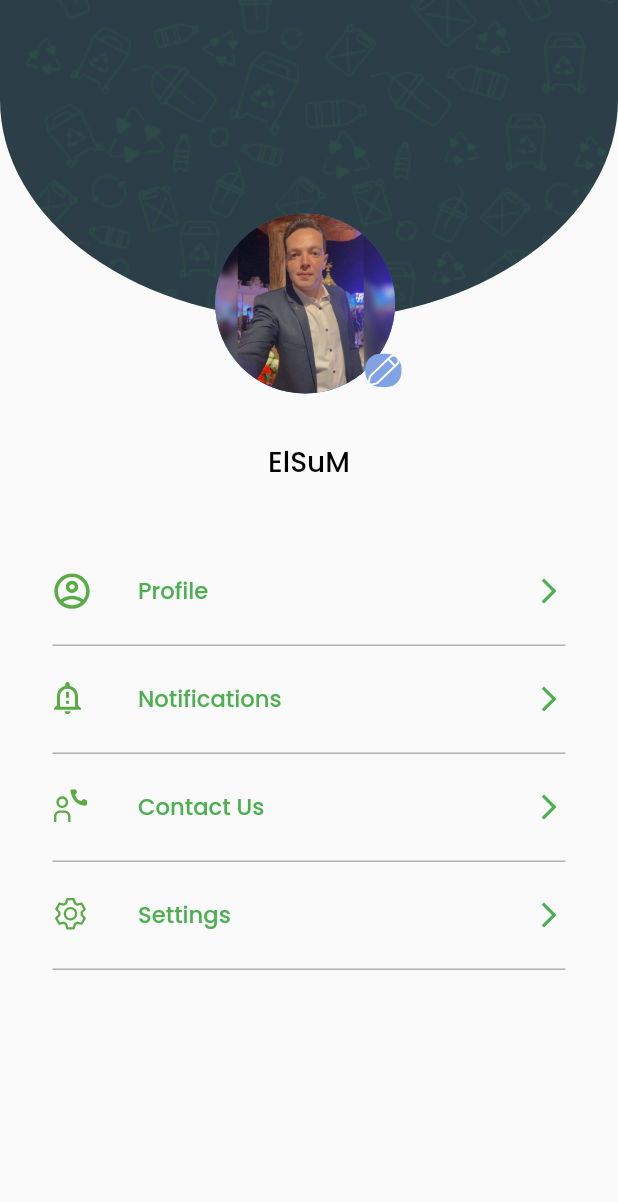
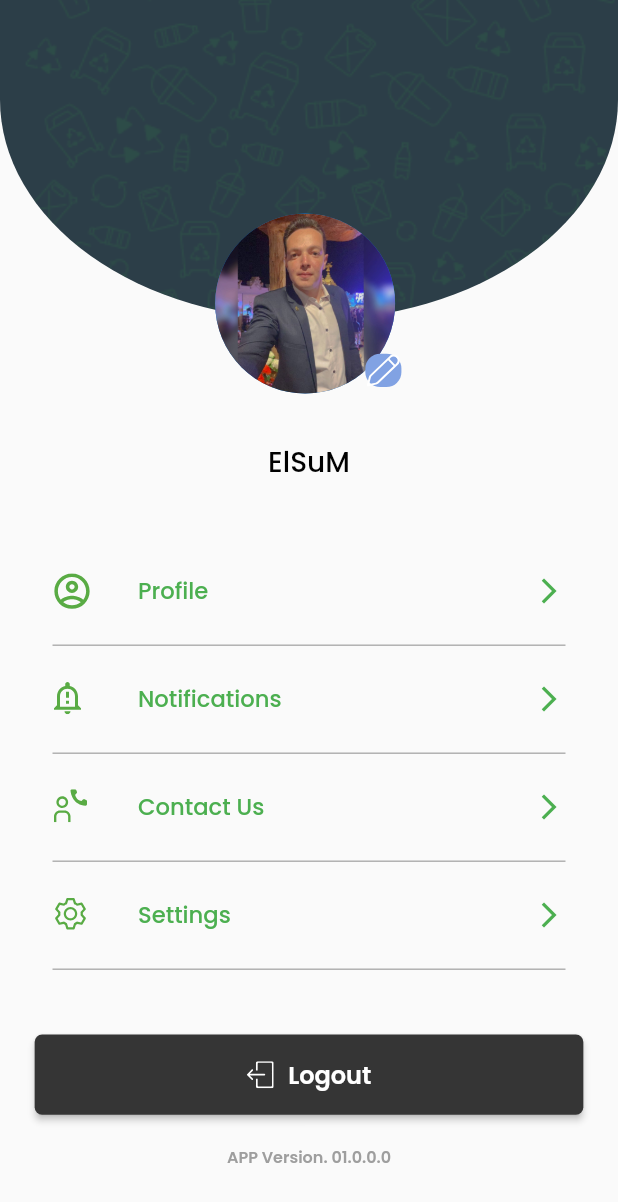
Before and after one commit to MohamedElsum/vivus-driver, a Flutter app: the MoreScreen screen opened by its route, on a phone screen of 412 x 824 dp. Shown: the top 1202 px of the screen. Run offline on Flutter 3.47's test engine with Material 2 defaults, Android fonts, the phone set to English and light mode, and no system bars; our stand-ins replace dotted_border, flutter_screenutil, flutter_svg, get, pin_code_fields, step_progress_indicator and 1 more.

Commit message:
finish more screen

```diff
--- a/lib/UIHelpers/app_theme.dart
+++ b/lib/UIHelpers/app_theme.dart
@@ -31,6 +31,7 @@ class DefaultThemeColors {
   static const missionItemColor = Color.fromRGBO(44, 62, 72, 1);
   static const missionLocationDetails = Colors.white;
   static const editButtonColor = Color.fromRGBO(129, 162, 227, 1);
+  static const logoutButtonColor = Color.fromRGBO(53, 53, 53, 1);
 }
 
 class FontTextStyle {
@@ -209,4 +210,9 @@ class FontTextStyle {
     fontFamily: Fonts.poppinsMedium,
     color: DefaultThemeColors.checkboxColor,
   );
+  static TextStyle appVersion = TextStyle(
+    fontSize: 12.getFontSize(),
+    fontFamily: Fonts.poppinsSemiBold,
+    color: DefaultThemeColors.hintTextColor,
+  );
 }
--- a/lib/UIHelpers/images.dart
+++ b/lib/UIHelpers/images.dart
@@ -32,6 +32,7 @@ class Images {
   static const String notify = 'assets/images/notify.svg';
   static const String contact = 'assets/images/contact.svg';
   static const String setting = 'assets/images/setting.svg';
+  static const String logout = 'assets/images/logout.svg';
   static const String patternpng = 'assets/images/patterpng.png';
   static const String profile = 'assets/images/prof.jpg';
 }
--- a/lib/features/more/presentation/pages/more_screen.dart
+++ b/lib/features/more/presentation/pages/more_screen.dart
@@ -3,6 +3,7 @@ import 'package:flutter_svg/flutter_svg.dart';
 import 'package:vivus_driver/UIHelpers/app_theme.dart';
 import 'package:vivus_driver/UIHelpers/images.dart';
 import 'package:vivus_driver/constants.dart';
+import 'package:vivus_driver/features/more/presentation/widgets/logout_button.dart';
 import 'package:vivus_driver/features/more/presentation/widgets/more_modules.dart';
 
 class MoreScreen extends StatelessWidget {
@@ -11,7 +12,8 @@ class MoreScreen extends StatelessWidget {
   @override
   Widget build(BuildContext context) {
     return Scaffold(
-      body: Column(
+      body: SingleChildScrollView(
+        child: Column(
           children: [
             Container(
               height: 330.getHeight(),
@@ -78,7 +80,22 @@ class MoreScreen extends StatelessWidget {
               icon: Images.setting,
               title: 'Settings',
             ),
+            SizedBox(
+              height: 40.getHeight(),
+            ),
+            const LogoutButton(),
+            SizedBox(
+              height: 23.getHeight(),
+            ),
+            Text(
+              'APP Version. 01.0.0.0',
+              style: FontTextStyle.appVersion,
+            ),
+            SizedBox(
+              height: 30.getHeight(),
+            ),
           ],
+        ),
       ),
     );
   }
--- /dev/null
+++ b/lib/features/more/presentation/widgets/logout_button.dart
@@ -0,0 +1,41 @@
+import 'package:flutter/material.dart';
+import 'package:flutter_svg/flutter_svg.dart';
+import 'package:vivus_driver/constants.dart';
+
+import '../../../../UIHelpers/app_theme.dart';
+import '../../../../UIHelpers/images.dart';
+
+class LogoutButton extends StatelessWidget {
+  const LogoutButton({Key? key}) : super(key: key);
+
+  @override
+  Widget build(BuildContext context) {
+    return SizedBox(
+      width: 380.getWidth(),
+      height: 60.getHeight(),
+      child: ElevatedButton(
+        style: ButtonStyle(
+          backgroundColor: MaterialStateProperty.all<Color>(
+            DefaultThemeColors.logoutButtonColor,
+          ),
+          shape: MaterialStateProperty.all<RoundedRectangleBorder>(
+            RoundedRectangleBorder(
+              borderRadius: BorderRadius.circular(5),
+            ),
+          ),
+        ),
+        onPressed: () {},
+        child: Row(
+          mainAxisAlignment: MainAxisAlignment.center,
+          children: [
+            SvgPicture.asset(Images.logout),
+            SizedBox(
+              width: 10.getWidth(),
+            ),
+            Text('Logout', style: FontTextStyle.authButton),
+          ],
+        ),
+      ),
+    );
+  }
+}
```
Also changed, not shown: assets/images/logout.svg (added). Lines whose indentation alone changed are shown as unchanged.
